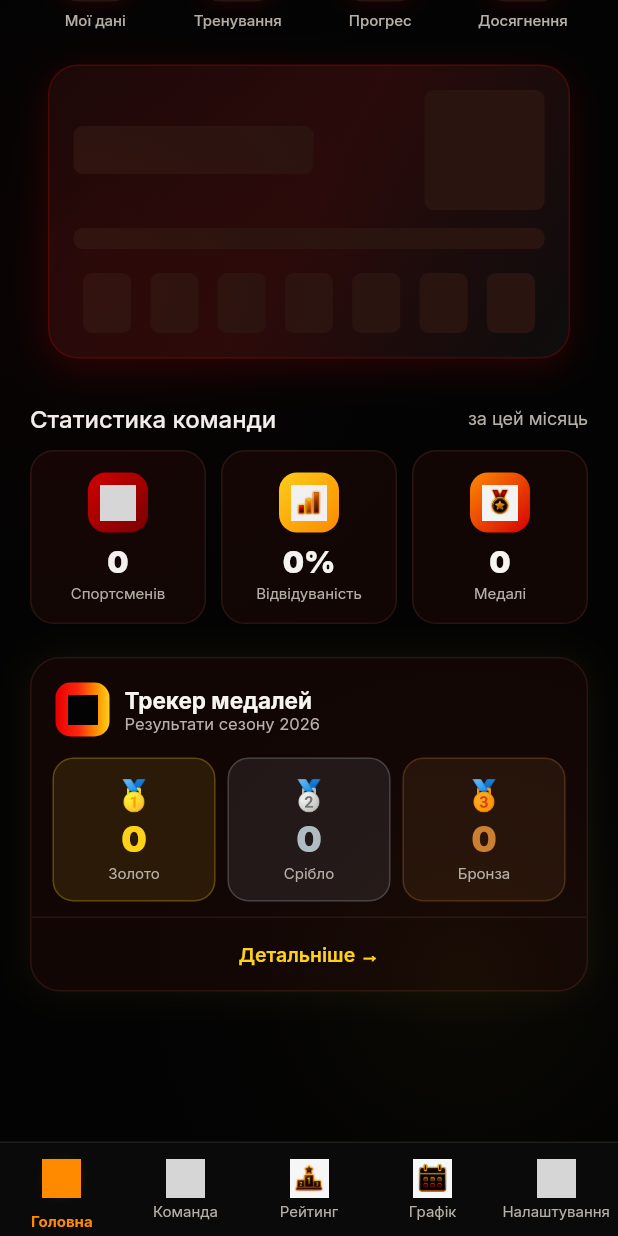
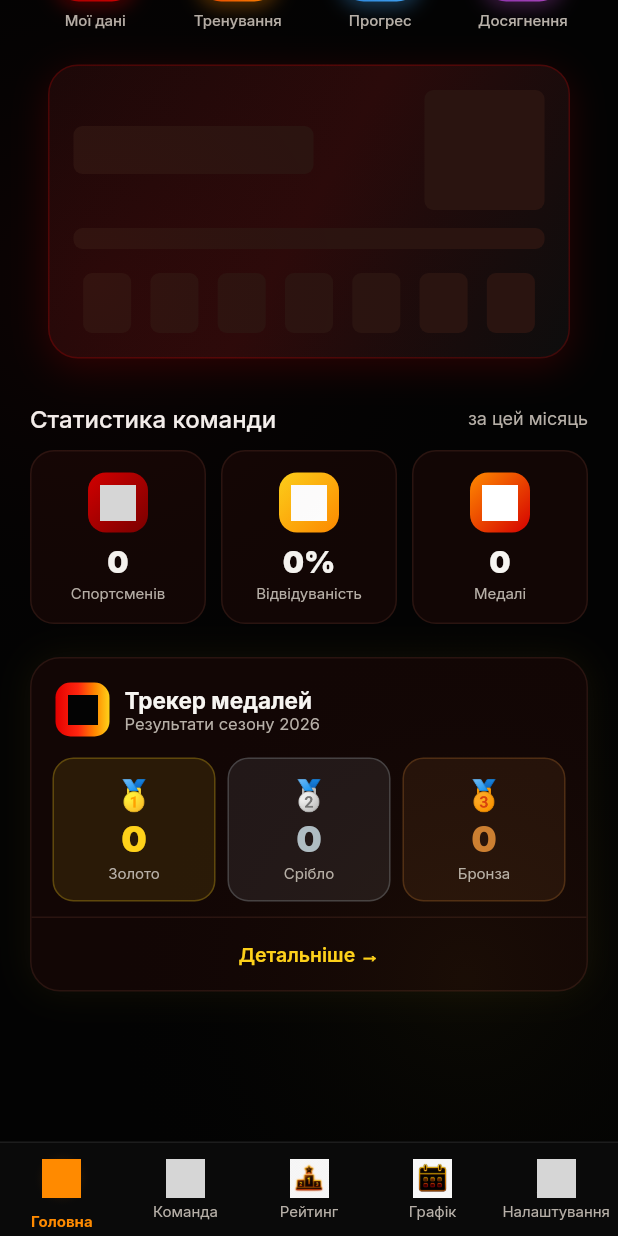
Before and after one commit to Roma1990Melnichuk/triumph-judo-app, a Flutter app: the screen it shows once a user with an empty profile is signed in, scrolled down 523 dp, on a phone screen of 412 x 824 dp. Run offline on Flutter 3.47's test engine with Material 3 defaults, Android fonts, the phone set to English and light mode, and no system bars; our stand-ins replace cached_network_image, cloud_firestore, connectivity_plus, csv, file_picker, firebase_analytics and 12 more; accounts and stored records are empty; grey boxes are pictures that could not be loaded.

Commit message:
Add 3D action icons; fix home screen icon consistency
- Add ti_delete3d/edit3d/add3d/message3d PNG icons (gold/red 3D style)
- Register TIcon.delete3d, edit3d, add3d, message3d in enum + _pngIcons
- home_screen: _ParentFeatureIcons gets per-icon gradient (red/blue/purple)
- home_screen: all icons consistently ColorFiltered white on gradient bg
- home_screen: replace raw Icons.* with TriumphIcon (location, check_circle)

Co-Authored-By: Claude Sonnet 4.6 <noreply@anthropic.com>

```diff
--- a/lib/features/home/screens/home_screen.dart
+++ b/lib/features/home/screens/home_screen.dart
@@ -470,8 +470,10 @@ class _HeroCardState extends State<_HeroCard>
                         ]),
                         const SizedBox(height: 5),
                         Row(children: [
-                          const Icon(Icons.location_on_outlined,
-                              size: 13, color: Colors.white70),
+                          ColorFiltered(
+                            colorFilter: const ColorFilter.mode(Colors.white70, BlendMode.srcIn),
+                            child: TriumphIcon(TIcon.location3d, size: 13),
+                          ),
                           const SizedBox(width: 4),
                           Text(
                             s.daysLabel,
@@ -494,7 +496,12 @@ class _HeroCardState extends State<_HeroCard>
                       border: Border.all(
                           color: Colors.white.withValues(alpha: 0.25)),
                     ),
-                    child: Center(child: TriumphIcon(TIcon.training, size: 34)),
+                    child: Center(
+                      child: ColorFiltered(
+                        colorFilter: const ColorFilter.mode(Colors.white, BlendMode.srcIn),
+                        child: TriumphIcon(TIcon.training, size: 34),
+                      ),
+                    ),
                   ),
                 ],
               ),
@@ -514,17 +521,17 @@ class _ParentFeatureIcons extends StatelessWidget {
   const _ParentFeatureIcons();
 
   static const _items = [
-    (TIcon.profile,     'Мої дані',    '/my-data'),
-    (TIcon.training,    'Тренування',  '/events'),
-    (TIcon.statistics,  'Прогрес',     '/journey'),
-    (TIcon.trophy,      'Досягнення',  '/achievement-catalog'),
+    (TIcon.profile,    'Мої дані',    '/my-data',             [Color(0xFF7A0000), Color(0xFFD50000)]),
+    (TIcon.training,   'Тренування',  '/events',              [Color(0xFFD50000), Color(0xFFFF8A00)]),
+    (TIcon.statistics, 'Прогрес',     '/journey',             [Color(0xFF1565C0), Color(0xFF42A5F5)]),
+    (TIcon.trophy,     'Досягнення',  '/achievement-catalog', [Color(0xFF6A1B9A), Color(0xFFAB47BC)]),
   ];
 
   @override
   Widget build(BuildContext context) {
     return Row(
       children: _items.map((item) {
-        final (icon, label, route) = item;
+        final (icon, label, route, colors) = item;
         return Expanded(
           child: GestureDetector(
             onTap: () => context.push(route),
@@ -533,18 +540,26 @@ class _ParentFeatureIcons extends StatelessWidget {
                 Container(
                   width: 54, height: 54,
                   decoration: BoxDecoration(
-                    color: AppColors.surface,
+                    gradient: LinearGradient(
+                      colors: colors,
+                      begin: Alignment.topLeft,
+                      end: Alignment.bottomRight,
+                    ),
                     borderRadius: BorderRadius.circular(16),
-                    border: Border.all(color: AppColors.surface3),
                     boxShadow: [
                       BoxShadow(
-                        color: AppColors.primary.withValues(alpha: 0.12),
+                        color: colors.last.withValues(alpha: 0.35),
                         blurRadius: 10,
-                        offset: const Offset(0, 3),
+                        offset: const Offset(0, 4),
                       ),
                     ],
                   ),
-                  child: Center(child: TriumphIcon(icon, size: 28)),
+                  child: Center(
+                    child: ColorFiltered(
+                      colorFilter: const ColorFilter.mode(Colors.white, BlendMode.srcIn),
+                      child: TriumphIcon(icon, size: 28),
+                    ),
+                  ),
                 ),
                 const SizedBox(height: 6),
                 Text(
@@ -608,7 +623,10 @@ class _StatCard extends StatelessWidget {
               ),
               child: Center(
                 child: tIcon != null
-                    ? TriumphIcon(tIcon!, size: 24)
+                    ? ColorFiltered(
+                        colorFilter: const ColorFilter.mode(Colors.white, BlendMode.srcIn),
+                        child: TriumphIcon(tIcon!, size: 24),
+                      )
                     : const SizedBox.shrink(),
               ),
             ),
@@ -727,8 +745,10 @@ class _BeltReadySection extends StatelessWidget {
                     child: Row(
                       mainAxisSize: MainAxisSize.min,
                       children: [
-                        const Icon(Icons.check_circle,
-                            size: 10, color: AppColors.success),
+                        ColorFiltered(
+                          colorFilter: const ColorFilter.mode(AppColors.success, BlendMode.srcIn),
+                          child: TriumphIcon(TIcon.success, size: 10),
+                        ),
                         const SizedBox(width: 3),
                         Text(
                           c.gender == Gender.female ? 'Готова' : 'Готовий',
--- a/lib/shared/widgets/triumph_icon.dart
+++ b/lib/shared/widgets/triumph_icon.dart
@@ -81,6 +81,8 @@ enum TIcon {
   bellNotif3d, giftRed3d, dojo3d, dumbbell3d, flame3d, cert3d,
   stopwatch3d, memberCard3d, award3d, bag3d, emblem3d,
   trainer3d, family3d, premium3d,
+  // 3D action icons (PNG)
+  delete3d, edit3d, add3d, message3d,
 }
 
 class TriumphIcon extends StatelessWidget {
@@ -104,6 +106,7 @@ class TriumphIcon extends StatelessWidget {
     TIcon.flame3d, TIcon.cert3d, TIcon.stopwatch3d, TIcon.memberCard3d,
     TIcon.award3d, TIcon.bag3d, TIcon.emblem3d, TIcon.trainer3d,
     TIcon.family3d, TIcon.premium3d,
+    TIcon.delete3d, TIcon.edit3d, TIcon.add3d, TIcon.message3d,
   };
 
   static String _assetPath(TIcon icon) {
@@ -207,6 +210,10 @@ class TriumphIcon extends StatelessWidget {
       TIcon.trainer3d    => Icons.badge_outlined,
       TIcon.family3d     => Icons.family_restroom,
       TIcon.premium3d    => Icons.workspace_premium,
+      TIcon.delete3d     => Icons.delete_outline,
+      TIcon.edit3d       => Icons.edit_outlined,
+      TIcon.add3d        => Icons.add_circle_outline,
+      TIcon.message3d    => Icons.chat_bubble_outline,
     };
   }
 
```
Also changed, not shown: assets/icons/ti_add3d.png (added), assets/icons/ti_delete3d.png (added), assets/icons/ti_edit3d.png (added), assets/icons/ti_message3d.png (added).
